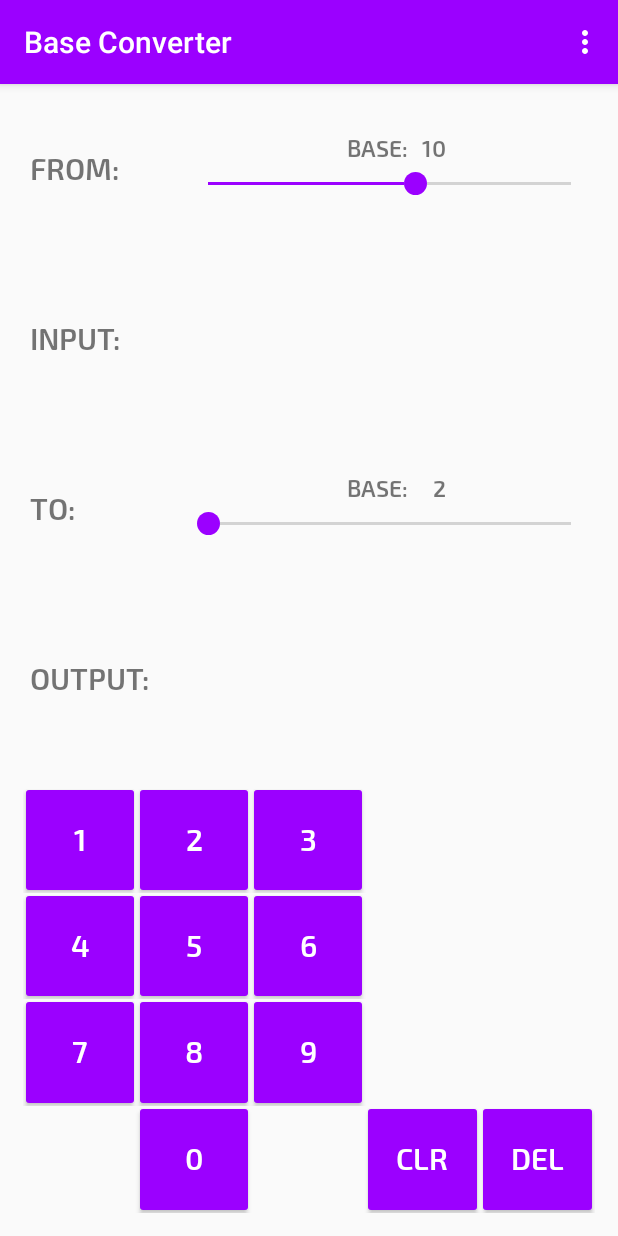
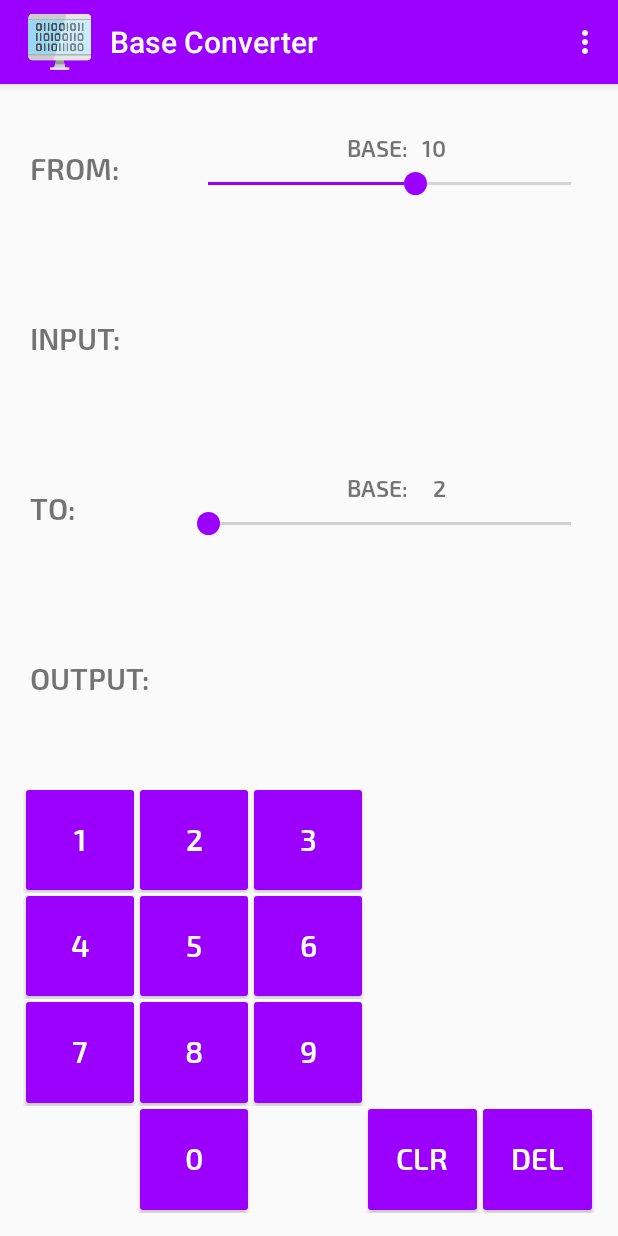
Before and after one commit to nicoqueijo/Android-Base-Converter, an Android app: the screen it shows after launch (MainActivity), on a phone screen of 412 x 824 dp. Run offline under Robolectric (Android 15) with nearby library versions, the phone set to English and light mode, and no system bars.

Commit message:
added the launcher icon in the actionbar

```diff
--- a/app/src/main/java/com/nicoqueijo/android/baseconverter/MainActivity.java
+++ b/app/src/main/java/com/nicoqueijo/android/baseconverter/MainActivity.java
@@ -8,6 +8,7 @@ import android.content.Intent;
 import android.graphics.Typeface;
 import android.net.Uri;
 import android.os.Bundle;
+import android.support.v7.app.ActionBar;
 import android.support.v7.app.AlertDialog;
 import android.support.v7.app.AppCompatActivity;
 import android.text.Spannable;
@@ -74,6 +75,7 @@ public class MainActivity extends AppCompatActivity {
     private int mCurrentSeekbarFromProgress = SEEKBAR_FROM_START_LOCATION;
     private int mCurrentSeekbarToProgress = SEEKBAR_TO_START_LOCATION;
 
+    private ActionBar mActionBar;
     private SeekBar mSeekBarFrom;
     private SeekBar mSeekBarTo;
 
@@ -123,6 +125,10 @@ public class MainActivity extends AppCompatActivity {
     protected void onCreate(Bundle savedInstanceState) {
         super.onCreate(savedInstanceState);
         setContentView(R.layout.activity_main);
+        mActionBar = getSupportActionBar();
+        mActionBar.setDisplayShowHomeEnabled(true);
+        mActionBar.setIcon(R.mipmap.ic_launcher);
+        mActionBar.setTitle(R.string.title);
 
         mSeekBarFrom = (SeekBar) findViewById(R.id.seekbar_from_controller);
         mSeekBarTo = (SeekBar) findViewById(R.id.seekbar_to_controller);
--- a/app/src/main/res/values/strings.xml
+++ b/app/src/main/res/values/strings.xml
@@ -24,8 +24,7 @@
     <string name="to">TO:</string>
     <string name="input">INPUT:</string>
     <string name="output">OUTPUT:</string>
-    <string name="title">Base Converter</string>
-    <string name="app_name">BASE CONVERTER</string>
+    <string name="title">\n\nBase Converter</string>
     <string name="source_code">Source code</string>
     <string name="language">Language</string>
     <string name="theme">Theme</string>
```
